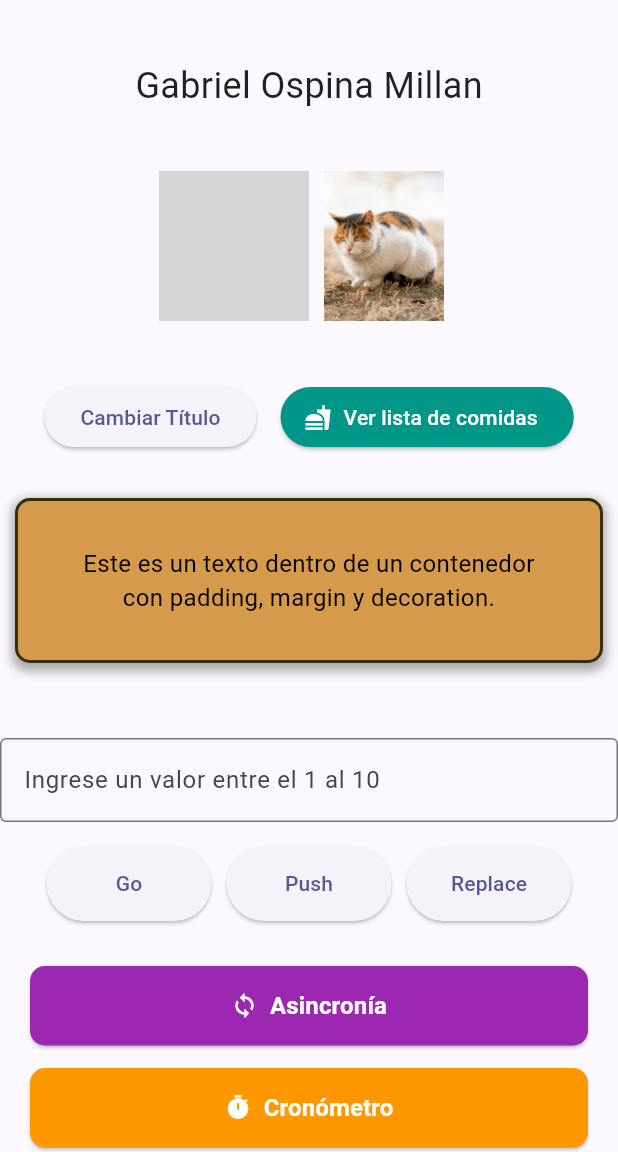
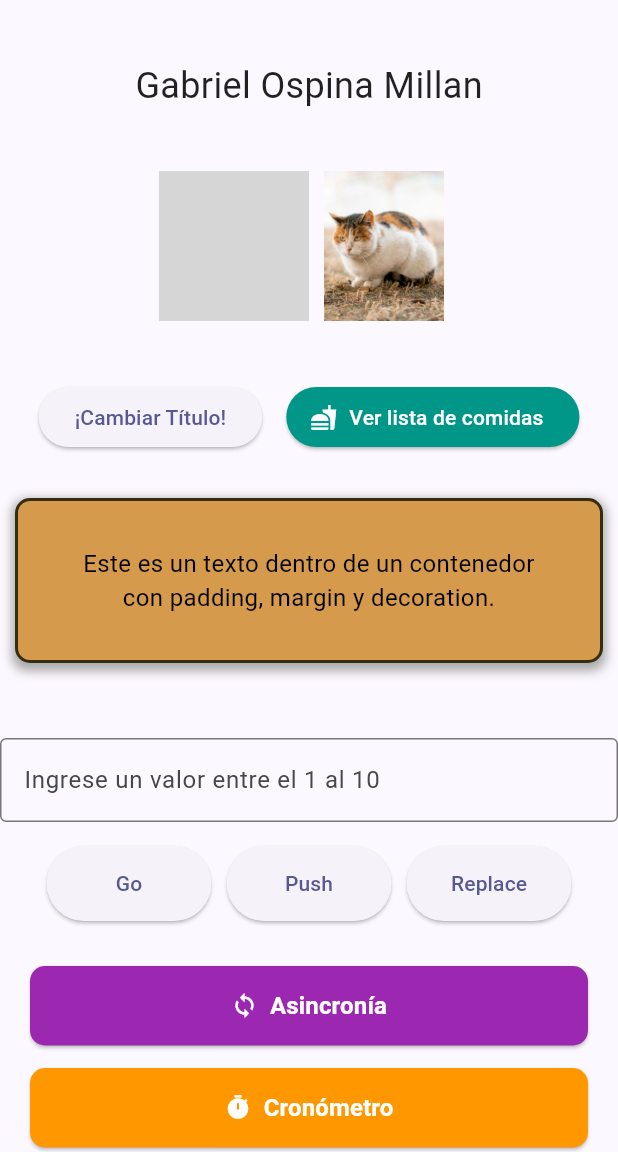
Before and after one commit to GabrielOspinaMillan/RepoTalleresMoviles, a Flutter app: the screen it shows after launch, on a phone screen of 412 x 824 dp, the part 84-1236 px from its top. Run offline on Flutter 3.47's test engine with Material 3 defaults, Android fonts, the phone set to English and light mode, and no system bars; our stand-ins replace go_router; network calls fail; grey boxes are pictures that could not be loaded.

```diff
--- a/lib/views/home/home_screen.dart
+++ b/lib/views/home/home_screen.dart
@@ -103,7 +103,7 @@ class _HomeScreenState extends State<HomeScreen> {
               children: [
                 ElevatedButton(
                   onPressed: _cambiarTitulo,
-                  child: const Text("Cambiar Título"),
+                  child: const Text("¡Cambiar Título!"),
                 ),
                 const SizedBox(width: 16),
                 ElevatedButton.icon(
```
Also changed, not shown: 4 other files.
